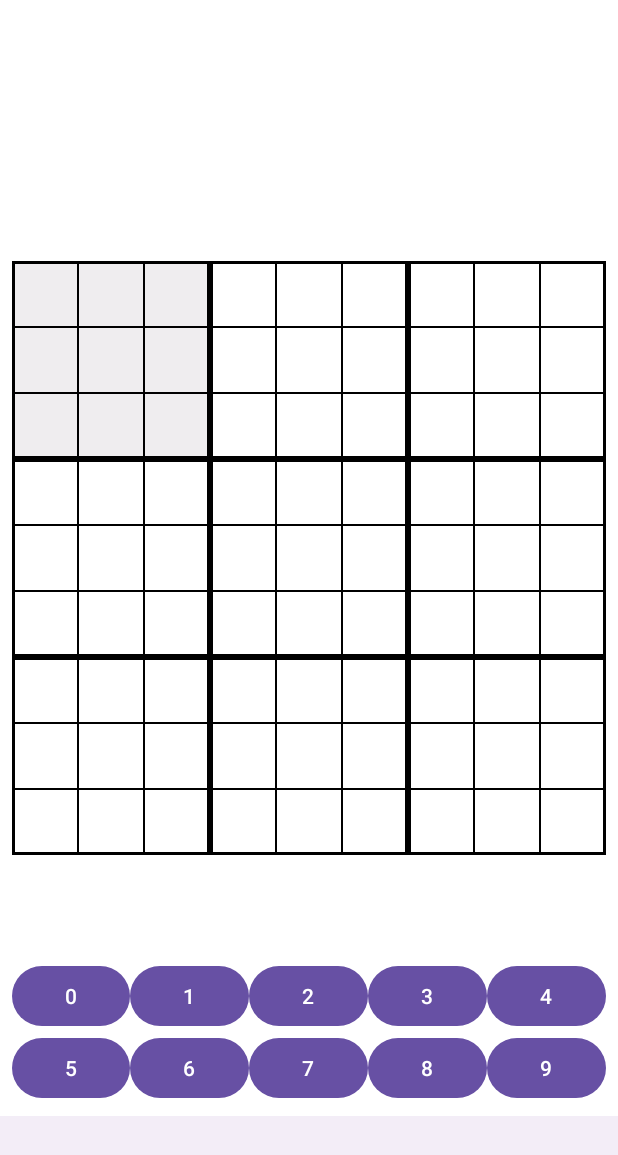
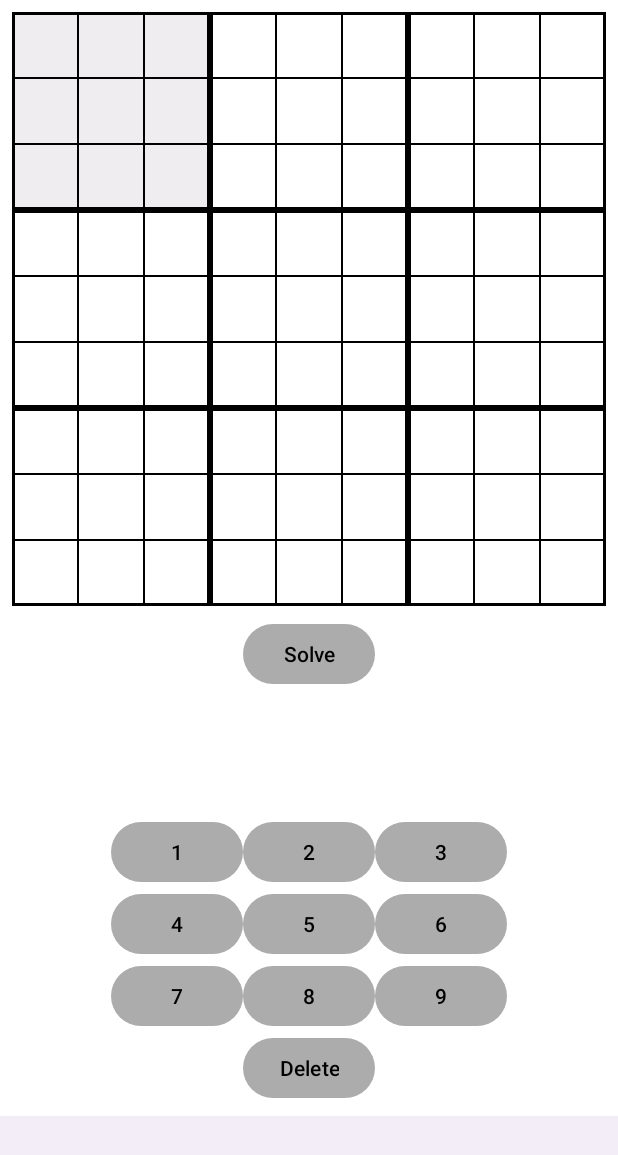
Before and after one commit to MikaelRoev/Sudoku-Solver-OCR, an Android app: the screen it shows after launch (SudokuBoardActivity), on a phone screen of 412 x 824 dp. Shown: the top 1155 px of the screen. Run offline under Robolectric (Android 15) with nearby library versions, the phone set to English and light mode, and no system bars.

Commit message:
User can fill in and delete numbers. Adding picture to buttons seems to be a problem. Fixed the theme so that they match on the buttons, and top and bottom of the screen.

```diff
--- a/Sudoku Solver/app/src/main/java/no/ntnu/prog2007/sudokusolver/SudokuInsertFragment.kt
+++ b/Sudoku Solver/app/src/main/java/no/ntnu/prog2007/sudokusolver/SudokuInsertFragment.kt
@@ -45,6 +45,12 @@ class SudokuInsertFragment : Fragment(), SudokuBoard.OnTouchListener {
         return fragmentBinding.root
     }
 
+    override fun onViewCreated(view: View, savedInstanceState: Bundle?) {
+        super.onViewCreated(view, savedInstanceState)
+
+
+    }
+
     private fun updateCells(cells: List<Cell>?) = cells?.let {
         binding.sudokuBoard.updateCells(cells)
     }
--- a/Sudoku Solver/app/src/main/res/layout/fragment_sudoku_insert.xml
+++ b/Sudoku Solver/app/src/main/res/layout/fragment_sudoku_insert.xml
@@ -12,116 +12,106 @@
         android:layout_width="match_parent"
         android:layout_height="match_parent"
         android:layout_margin="8dp"
-        android:layout_centerInParent="true" />
+        android:layout_alignParentTop="true" />
+
+    <Button
+        android:id="@+id/solveButton"
+        android:layout_width="wrap_content"
+        android:layout_height="wrap_content"
+        android:layout_below="@+id/sudokuBoard"
+        android:layout_centerHorizontal="true"
+        android:text="Solve" />
 
     <GridLayout
         android:id="@+id/numberPad"
-        android:layout_width="match_parent"
+        android:layout_width="wrap_content"
         android:layout_height="wrap_content"
         android:layout_alignParentBottom="true"
         android:layout_centerHorizontal="true"
         android:layout_margin="8dp"
-        android:columnCount="5"
-        android:rowCount="2">
+        android:columnCount="3"
+        android:rowCount="4">
+
 
         <Button
             android:id="@+id/noneButton"
-            android:layout_width="0dp"
+            android:layout_width="wrap_content"
+            android:layout_height="wrap_content"
+            android:layout_row="3"
+            android:layout_column="1"
+            android:text="Delete"
+            />
+
+        <Button
+            android:id="@+id/oneButton"
+            android:layout_width="wrap_content"
             android:layout_height="wrap_content"
             android:layout_row="0"
             android:layout_column="0"
-            android:layout_columnWeight="1"
-            android:layout_gravity="fill_horizontal"
-            android:text="0" />
-
-        <Button
-            android:id="@+id/oneButton"
-            android:layout_width="0dp"
-            android:layout_height="wrap_content"
-            android:layout_row="0"
-            android:layout_column="1"
-            android:layout_columnWeight="1"
-            android:layout_gravity="fill_horizontal"
             android:text="1" />
 
         <Button
             android:id="@+id/twoButton"
-            android:layout_width="0dp"
+            android:layout_width="wrap_content"
             android:layout_height="wrap_content"
             android:layout_row="0"
-            android:layout_column="2"
-            android:layout_columnWeight="1"
-            android:layout_gravity="fill_horizontal"
+            android:layout_column="1"
             android:text="2" />
 
         <Button
             android:id="@+id/threeButton"
-            android:layout_width="0dp"
+            android:layout_width="wrap_content"
             android:layout_height="wrap_content"
             android:layout_row="0"
-            android:layout_column="3"
-            android:layout_columnWeight="1"
-            android:layout_gravity="fill_horizontal"
+            android:layout_column="2"
             android:text="3" />
 
         <Button
             android:id="@+id/fourButton"
-            android:layout_width="0dp"
+            android:layout_width="wrap_content"
             android:layout_height="wrap_content"
-            android:layout_row="0"
-            android:layout_column="4"
-            android:layout_columnWeight="1"
-            android:layout_gravity="fill_horizontal"
+            android:layout_row="1"
+            android:layout_column="0"
             android:text="4" />
 
         <Button
             android:id="@+id/fiveButton"
-            android:layout_width="0dp"
+            android:layout_width="wrap_content"
             android:layout_height="wrap_content"
             android:layout_row="1"
-            android:layout_column="0"
-            android:layout_columnWeight="1"
-            android:layout_gravity="fill_horizontal"
+            android:layout_column="1"
             android:text="5" />
 
         <Button
             android:id="@+id/sixButton"
-            android:layout_width="0dp"
+            android:layout_width="wrap_content"
             android:layout_height="wrap_content"
             android:layout_row="1"
-            android:layout_column="1"
-            android:layout_columnWeight="1"
-            android:layout_gravity="fill_horizontal"
+            android:layout_column="2"
             android:text="6" />
 
         <Button
             android:id="@+id/sevenButton"
-            android:layout_width="0dp"
+            android:layout_width="wrap_content"
             android:layout_height="wrap_content"
-            android:layout_row="1"
-            android:layout_column="2"
-            android:layout_columnWeight="1"
-            android:layout_gravity="fill_horizontal"
+            android:layout_row="2"
+            android:layout_column="0"
             android:text="7" />
 
         <Button
             android:id="@+id/eightButton"
-            android:layout_width="0dp"
+            android:layout_width="wrap_content"
             android:layout_height="wrap_content"
-            android:layout_row="1"
-            android:layout_column="3"
-            android:layout_columnWeight="1"
-            android:layout_gravity="fill_horizontal"
+            android:layout_row="2"
+            android:layout_column="1"
             android:text="8" />
 
         <Button
             android:id="@+id/nineButton"
-            android:layout_width="0dp"
+            android:layout_width="wrap_content"
             android:layout_height="wrap_content"
-            android:layout_row="1"
-            android:layout_column="4"
-            android:layout_columnWeight="1"
-            android:layout_gravity="fill_horizontal"
+            android:layout_row="2"
+            android:layout_column="2"
             android:text="9" />
     </GridLayout>
 
--- a/Sudoku Solver/app/src/main/res/values-night/themes.xml
+++ b/Sudoku Solver/app/src/main/res/values-night/themes.xml
@@ -2,6 +2,11 @@
     <!-- Base application theme. -->
     <style name="Base.Theme.SudokuSolver" parent="Theme.Material3.DayNight.NoActionBar">
         <!-- Customize your dark theme here. -->
-        <!-- <item name="colorPrimary">@color/my_dark_primary</item> -->
+        <item name="colorPrimary">@color/grey</item>
+        <item name="colorOnPrimary">@color/black</item>
+
+
+        <item name="android:statusBarColor" >@color/black</item>
+        <item name="android:navigationBarColor" >@color/black</item>
     </style>
 </resources>
--- a/Sudoku Solver/app/src/main/res/values/colors.xml
+++ b/Sudoku Solver/app/src/main/res/values/colors.xml
@@ -2,4 +2,5 @@
 <resources>
     <color name="black">#FF000000</color>
     <color name="white">#FFFFFFFF</color>
+    <color name="grey">#ACACAC</color>
 </resources>
--- a/Sudoku Solver/app/src/main/res/values/themes.xml
+++ b/Sudoku Solver/app/src/main/res/values/themes.xml
@@ -2,7 +2,11 @@
     <!-- Base application theme. -->
     <style name="Base.Theme.SudokuSolver" parent="Theme.Material3.DayNight.NoActionBar">
         <!-- Customize your light theme here. -->
-        <!-- <item name="colorPrimary">@color/my_light_primary</item> -->
+        <item name="colorPrimary">@color/grey</item>
+        <item name="colorOnPrimary">@color/black</item>
+        <item name="android:statusBarColor" >@color/black</item>
+        <item name="android:navigationBarColor" >@color/black</item>
+
     </style>
 
     <style name="Theme.SudokuSolver" parent="Base.Theme.SudokuSolver" />
```
